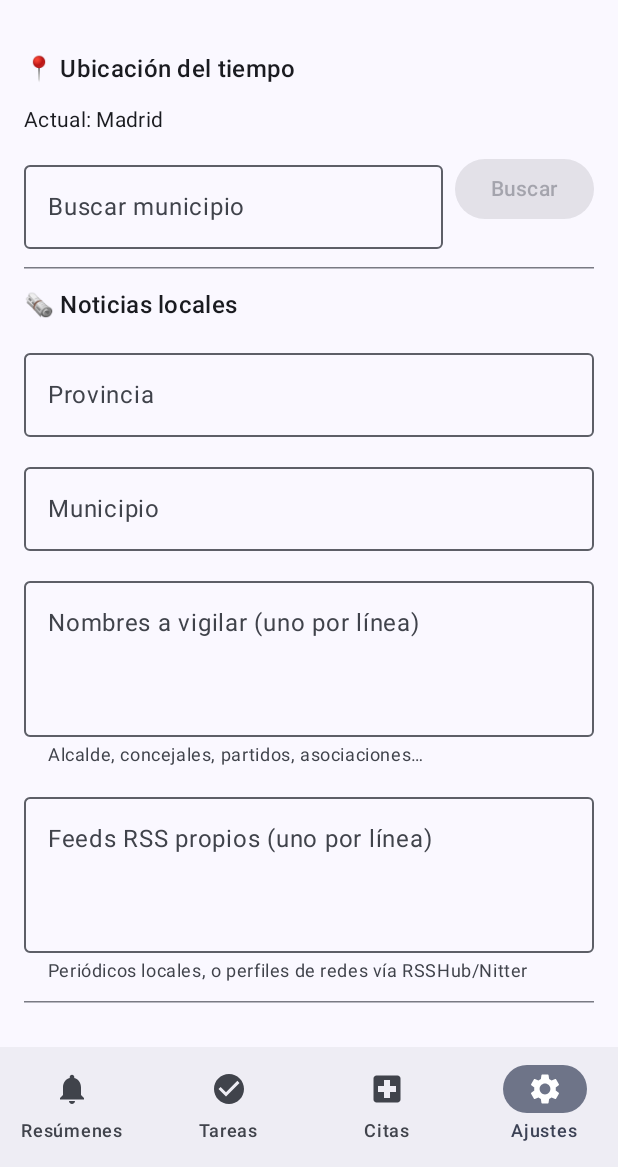
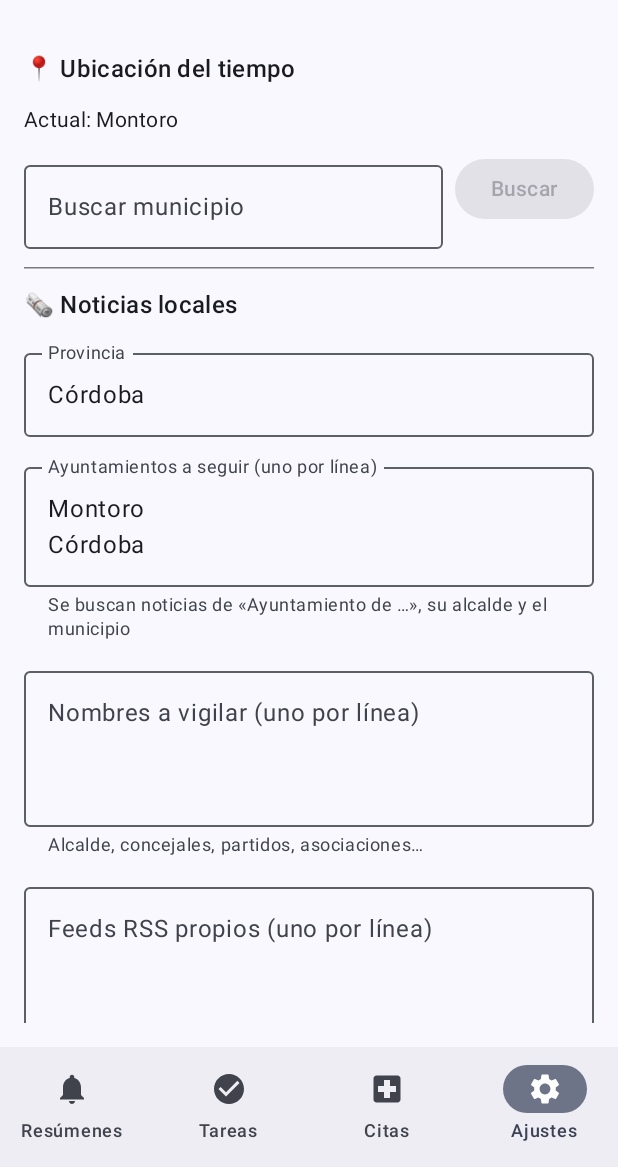
Before and after one commit to juanitofuria/agenda-personal, an Android app built with Jetpack Compose: the screen it shows after launch (MainActivity), item 4 of the bottom bar chosen, on a phone screen of 412 x 824 dp, the part 69-1236 px from its top. Run offline under Robolectric (Android 15) with nearby library versions, the phone set to English and light mode, and no system bars; our stand-ins replace Room's generated code.

Commit message:
Ubicación por defecto Montoro (Córdoba) y seguimiento de varios ayuntamientos
Co-Authored-By: Claude Sonnet 5.5 <noreply@anthropic.com>
Claude-Session: https://claude.ai/code/session_01PawgjymsWciDS4kevksJKT

```diff
--- a/app/src/main/java/com/agendapersonal/data/Prefs.kt
+++ b/app/src/main/java/com/agendapersonal/data/Prefs.kt
@@ -20,22 +20,23 @@ class Prefs(context: Context) {
 
     // ---- Ubicación (para el tiempo) ----
     var placeName: String
-        get() = sp.getString("place_name", "Madrid") ?: "Madrid"
+        get() = sp.getString("place_name", "Montoro") ?: "Montoro"
         set(v) = sp.edit().putString("place_name", v).apply()
     var latitude: Double
-        get() = sp.getFloat("lat", 40.4168f).toDouble()
+        get() = sp.getFloat("lat", 38.0227f).toDouble()
         set(v) = sp.edit().putFloat("lat", v.toFloat()).apply()
     var longitude: Double
-        get() = sp.getFloat("lon", -3.7038f).toDouble()
+        get() = sp.getFloat("lon", -4.3856f).toDouble()
         set(v) = sp.edit().putFloat("lon", v.toFloat()).apply()
 
     // ---- Noticias locales ----
     var province: String
-        get() = sp.getString("province", "") ?: ""
+        get() = sp.getString("province", "Córdoba") ?: "Córdoba"
         set(v) = sp.edit().putString("province", v).apply()
-    var municipality: String
-        get() = sp.getString("municipality", "") ?: ""
-        set(v) = sp.edit().putString("municipality", v).apply()
+    /** Ayuntamientos/municipios a seguir (uno por línea). Por defecto Montoro y Córdoba. */
+    var councils: String
+        get() = sp.getString("councils", "Montoro\nCórdoba") ?: "Montoro\nCórdoba"
+        set(v) = sp.edit().putString("councils", v).apply()
 
     /** Nombres o palabras clave a vigilar (políticos locales, asociaciones...), una por línea. */
     var watchTerms: String
--- a/app/src/main/java/com/agendapersonal/ui/SettingsScreen.kt
+++ b/app/src/main/java/com/agendapersonal/ui/SettingsScreen.kt
@@ -31,7 +31,7 @@ fun SettingsScreen() {
     var status by remember { mutableStateOf<String?>(null) }
     var placeName by remember { mutableStateOf(prefs.placeName) }
     var province by remember { mutableStateOf(prefs.province) }
-    var municipality by remember { mutableStateOf(prefs.municipality) }
+    var councils by remember { mutableStateOf(prefs.councils) }
     var terms by remember { mutableStateOf(prefs.watchTerms) }
     var feeds by remember { mutableStateOf(prefs.customFeeds) }
 
@@ -60,9 +60,12 @@ fun SettingsScreen() {
             OutlinedButton(onClick = {
                 prefs.placeName = p.name; prefs.latitude = p.lat; prefs.longitude = p.lon
                 placeName = p.name
-                // Rellena provincia y municipio para las noticias locales (editables).
+                // Actualiza la provincia para las noticias locales (editable).
                 province = p.admin2.ifBlank { p.admin1 }; prefs.province = province
-                municipality = p.name; prefs.municipality = municipality
+                // Añade el municipio a los ayuntamientos seguidos si no estaba (quita los antiguos a mano).
+                if (prefs.lines(councils).none { it.equals(p.name, ignoreCase = true) }) {
+                    councils = (prefs.lines(councils) + p.name).joinToString("\n"); prefs.councils = councils
+                }
                 results = emptyList(); query = ""
             }, modifier = Modifier.fillMaxWidth()) {
                 Text(listOf(p.name, p.admin2, p.admin1, p.country).filter { it.isNotBlank() }.joinToString(", "))
@@ -72,7 +75,12 @@ fun SettingsScreen() {
         HorizontalDivider()
         Text("🗞️ Noticias locales", style = MaterialTheme.typography.titleMedium)
         OutlinedTextField(province, { province = it; prefs.province = it }, label = { Text("Provincia") }, singleLine = true, modifier = Modifier.fillMaxWidth())
-        OutlinedTextField(municipality, { municipality = it; prefs.municipality = it }, label = { Text("Municipio") }, singleLine = true, modifier = Modifier.fillMaxWidth())
+        OutlinedTextField(
+            councils, { councils = it; prefs.councils = it },
+            label = { Text("Ayuntamientos a seguir (uno por línea)") },
+            supportingText = { Text("Se buscan noticias de «Ayuntamiento de …», su alcalde y el municipio") },
+            minLines = 2, modifier = Modifier.fillMaxWidth(),
+        )
         OutlinedTextField(
             terms, { terms = it; prefs.watchTerms = it },
             label = { Text("Nombres a vigilar (uno por línea)") },
```
Also changed, not shown: app/src/main/java/com/agendapersonal/sections/NewsSection.kt (+10 -6 lines), 1 other file.
